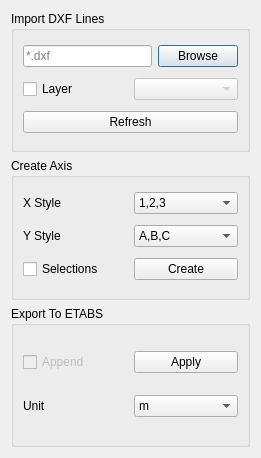
ebrahimraeyat/civilTools, file widgets/define/create_axes_from_dxf.ui: the form before one commit.
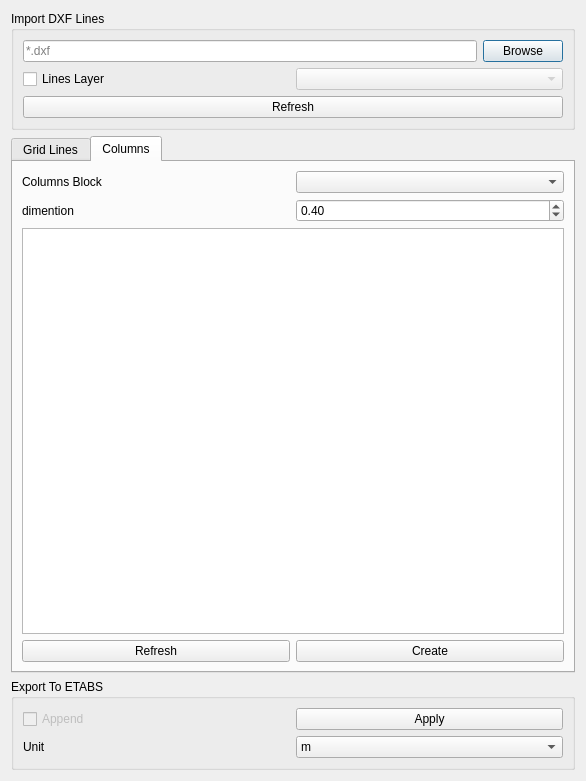
The form after the commit. The open tabs and pages were chosen to show the change. Icons and pictures are not drawn.

Commit message: Add columns to etabs model

What changed in the file:
```diff
--- a/widgets/define/create_axes_from_dxf.ui
+++ b/widgets/define/create_axes_from_dxf.ui
@@ -6,8 +6,8 @@
    <rect>
     <x>0</x>
     <y>0</y>
-    <width>261</width>
-    <height>458</height>
+    <width>586</width>
+    <height>781</height>
    </rect>
   </property>
   <property name="windowTitle">
@@ -62,7 +62,7 @@
            <bool>true</bool>
           </property>
           <property name="text">
-           <string>Layer</string>
+           <string>Lines Layer</string>
           </property>
           <property name="checked">
            <bool>false</bool>
@@ -99,10 +99,14 @@
     </widget>
    </item>
    <item>
-    <widget class="QGroupBox" name="groupBox_2">
-     <property name="title">
-      <string>Create Axis</string>
+    <widget class="QTabWidget" name="tabWidget">
+     <property name="currentIndex">
+      <number>0</number>
      </property>
+     <widget class="QWidget" name="tab">
+      <attribute name="title">
+       <string>Grid Lines</string>
+      </attribute>
      <layout class="QGridLayout" name="gridLayout_2">
       <item row="0" column="0">
        <widget class="QLabel" name="label_2">
@@ -173,7 +177,100 @@
         </property>
        </widget>
       </item>
-     </layout>
+       <item row="2" column="1">
+        <widget class="QPushButton" name="create_axis">
+         <property name="text">
+          <string>Create</string>
+         </property>
+         <property name="icon">
+          <iconset resource="../../civiltools.qrc">
+           <normaloff>:/civiltools/images/grid_lines.svg</normaloff>:/civiltools/images/grid_lines.svg</iconset>
+         </property>
+         <property name="iconSize">
+          <size>
+           <width>40</width>
+           <height>40</height>
+          </size>
+         </property>
+        </widget>
+       </item>
+      </layout>
+     </widget>
+     <widget class="QWidget" name="tab_2">
+      <attribute name="title">
+       <string>Columns</string>
+      </attribute>
+      <layout class="QGridLayout" name="gridLayout">
+       <item row="0" column="0">
+        <widget class="QLabel" name="label_4">
+         <property name="text">
+          <string>Columns Block</string>
+         </property>
+        </widget>
+       </item>
+       <item row="0" column="1">
+        <widget class="QComboBox" name="column_block">
+         <property name="enabled">
+          <bool>true</bool>
+         </property>
+        </widget>
+       </item>
+       <item row="1" column="0">
+        <widget class="QLabel" name="label_5">
+         <property name="text">
+          <string>dimention</string>
+         </property>
+        </widget>
+       </item>
+       <item row="1" column="1">
+        <widget class="QDoubleSpinBox" name="col_size">
+         <property name="maximum">
+          <double>1000.000000000000000</double>
+         </property>
+         <property name="value">
+          <double>0.400000000000000</double>
+         </property>
+        </widget>
+       </item>
+       <item row="2" column="0" colspan="2">
+        <widget class="QListWidget" name="levels_list"/>
+       </item>
+       <item row="3" column="0">
+        <widget class="QPushButton" name="refresh_levels">
+         <property name="text">
+          <string>Refresh</string>
+         </property>
+         <property name="icon">
+          <iconset resource="../../civiltools.qrc">
+           <normaloff>:/civiltools/images/automatic.svg</normaloff>:/civiltools/images/automatic.svg</iconset>
+         </property>
+         <property name="iconSize">
+          <size>
+           <width>40</width>
+           <height>40</height>
+          </size>
+         </property>
+        </widget>
+       </item>
+       <item row="3" column="1">
+        <widget class="QPushButton" name="create_columns">
+         <property name="text">
+          <string>Create</string>
+         </property>
+         <property name="icon">
+          <iconset resource="../../civiltools.qrc">
+           <normaloff>:/civiltools/images/create_frame_sections.svg</normaloff>:/civiltools/images/create_frame_sections.svg</iconset>
+         </property>
+         <property name="iconSize">
+          <size>
+           <width>40</width>
+           <height>40</height>
+          </size>
+         </property>
+        </widget>
+       </item>
+      </layout>
+     </widget>
     </widget>
    </item>
    <item>
@@ -209,14 +306,16 @@
         </property>
        </widget>
       </item>
-      <item row="1" column="0">
+      <item row="1" column="0" colspan="2">
+       <layout class="QHBoxLayout" name="horizontalLayout_2">
+        <item>
        <widget class="QLabel" name="label">
         <property name="text">
          <string>Unit</string>
         </property>
        </widget>
       </item>
-      <item row="1" column="1">
+        <item>
        <widget class="QComboBox" name="unit">
         <item>
          <property name="text">
@@ -234,6 +333,8 @@
          </property>
         </item>
        </widget>
+        </item>
+       </layout>
       </item>
      </layout>
     </widget>
```
Left out of the diff: 17 changed lines with no effect on the pictures. Lines whose indentation alone changed are shown as unchanged. The commit also changes 2 other files.
